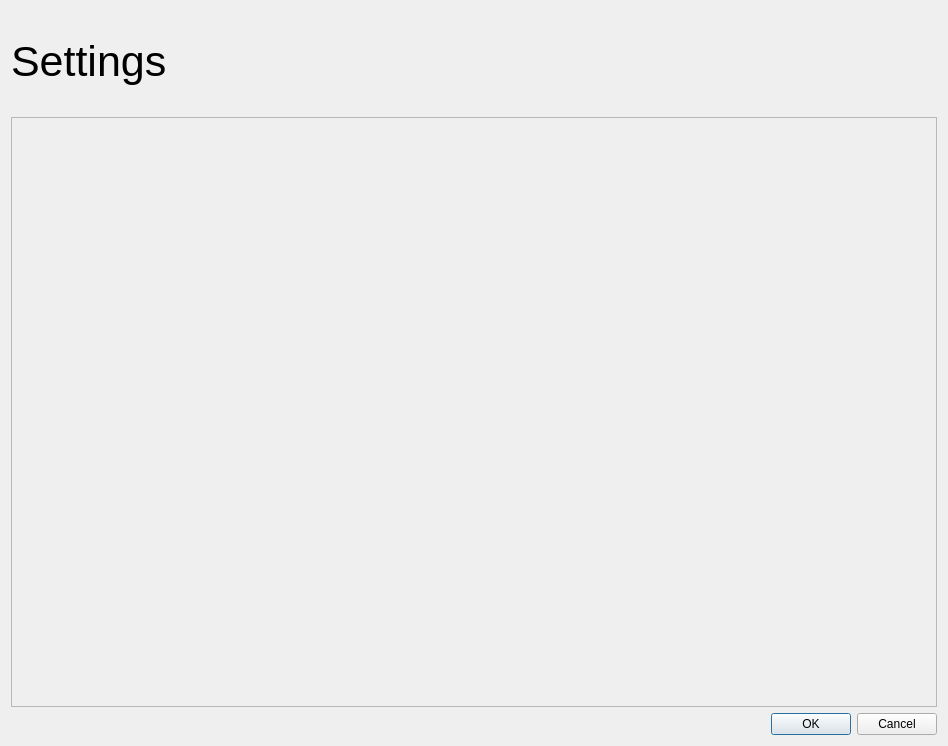
Qt form src/settingsWindow/settingsWindow.ui (sophies92/sosText) before a commit.
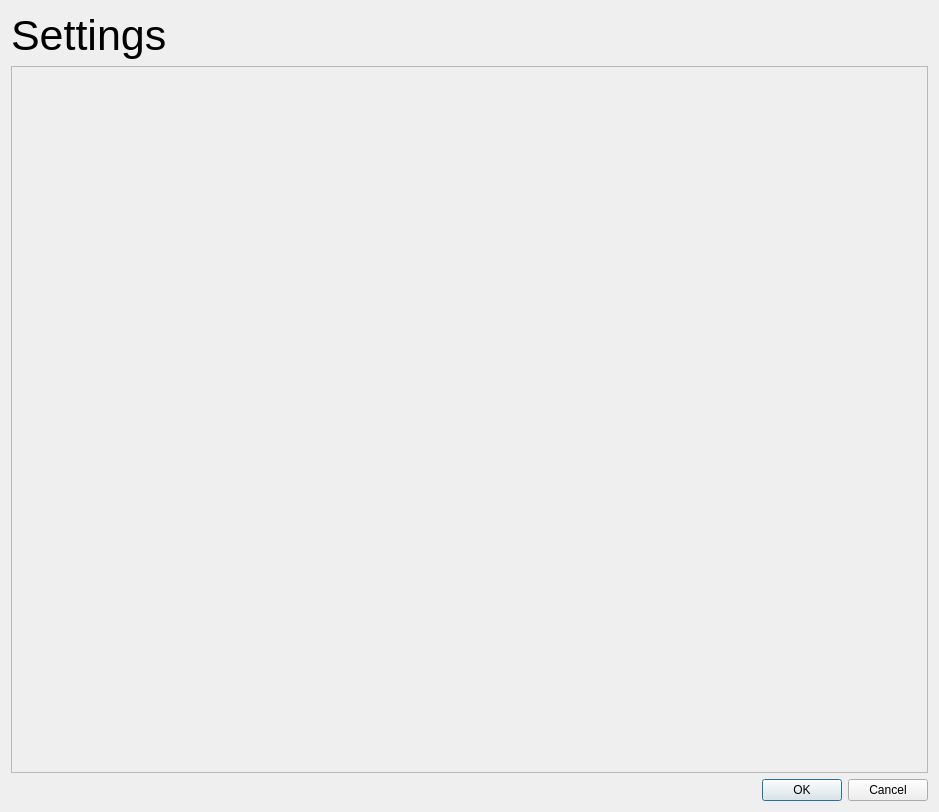
The same form after that commit.

Commit message: added settingsWindow, started settings system

The edit to the form file:
```diff
--- a/src/settingsWindow/settingsWindow.ui
+++ b/src/settingsWindow/settingsWindow.ui
@@ -1,13 +1,13 @@
 <?xml version="1.0" encoding="UTF-8"?>
 <ui version="4.0">
  <class>SettingsWindow</class>
- <widget class="QWidget" name="SettingsWindow">
+ <widget class="QDialog" name="SettingsWindow">
   <property name="geometry">
    <rect>
     <x>0</x>
     <y>0</y>
-    <width>948</width>
-    <height>746</height>
+    <width>939</width>
+    <height>812</height>
    </rect>
   </property>
   <property name="windowTitle">
@@ -25,7 +25,7 @@
      <property name="minimumSize">
       <size>
        <width>0</width>
-       <height>100</height>
+       <height>0</height>
       </size>
      </property>
      <property name="maximumSize">
@@ -43,6 +43,9 @@
      <property name="text">
       <string>Settings</string>
      </property>
+     <property name="alignment">
+      <set>Qt::AlignmentFlag::AlignLeading|Qt::AlignmentFlag::AlignLeft|Qt::AlignmentFlag::AlignTop</set>
+     </property>
      <property name="margin">
       <number>10</number>
      </property>
@@ -66,6 +69,9 @@
    </item>
    <item>
     <widget class="QDialogButtonBox" name="buttonBox">
+     <property name="orientation">
+      <enum>Qt::Orientation::Horizontal</enum>
+     </property>
      <property name="standardButtons">
       <set>QDialogButtonBox::StandardButton::Cancel|QDialogButtonBox::StandardButton::Ok</set>
      </property>
```
Left out of the diff: 37 changed lines with no effect on the pictures. The commit also changes 12 other files.
